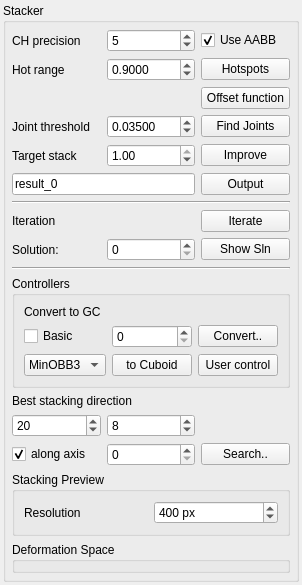
This is Stacker/StackerWidget.ui in HonghuaLi/stacker as Qt 5 draws it before an edit. The edited form follows.
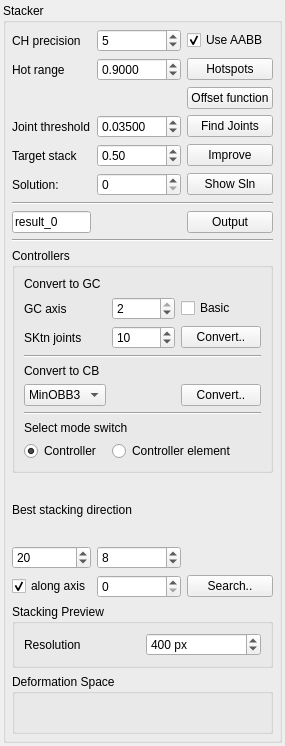
This is the edited form.

What changed in the file:
```diff
--- a/Stacker/StackerWidget.ui
+++ b/Stacker/StackerWidget.ui
@@ -6,8 +6,8 @@
    <rect>
     <x>0</x>
     <y>0</y>
-    <width>271</width>
-    <height>536</height>
+    <width>272</width>
+    <height>746</height>
    </rect>
   </property>
   <property name="sizePolicy">
@@ -110,103 +110,6 @@
         </property>
        </widget>
       </item>
-      <item row="11" column="0">
-       <widget class="QLabel" name="label_4">
-        <property name="text">
-         <string>Iteration</string>
-        </property>
-       </widget>
-      </item>
-      <item row="12" column="2">
-       <widget class="QPushButton" name="solutionButton">
-        <property name="text">
-         <string>Show Sln</string>
-        </property>
-       </widget>
-      </item>
-      <item row="12" column="1">
-       <widget class="QSpinBox" name="hsID">
-        <property name="maximum">
-         <number>10000</number>
-        </property>
-       </widget>
-      </item>
-      <item row="12" column="0">
-       <widget class="QLabel" name="label_5">
-        <property name="text">
-         <string>Solution:</string>
-        </property>
-       </widget>
-      </item>
-      <item row="17" column="0" colspan="3">
-       <widget class="QGroupBox" name="controllersPanel">
-        <property name="title">
-         <string>Controllers</string>
-        </property>
-        <property name="flat">
-         <bool>false</bool>
-        </property>
-        <layout class="QGridLayout" name="gridLayout_2">
-         <item row="1" column="0">
-          <widget class="QLabel" name="convertGCLabel">
-           <property name="text">
-            <string>Convert to GC</string>
-           </property>
-          </widget>
-         </item>
-         <item row="2" column="3">
-          <widget class="QPushButton" name="convertToGC">
-           <property name="text">
-            <string>Convert..</string>
-           </property>
-          </widget>
-         </item>
-         <item row="3" column="3">
-          <widget class="QPushButton" name="userControl">
-           <property name="text">
-            <string>User control</string>
-           </property>
-          </widget>
-         </item>
-         <item row="2" column="0">
-          <widget class="QCheckBox" name="basicFitGC">
-           <property name="text">
-            <string>Basic</string>
-           </property>
-          </widget>
-         </item>
-         <item row="2" column="1">
-          <widget class="QSpinBox" name="convertGcAxis"/>
-         </item>
-         <item row="3" column="1">
-          <widget class="QPushButton" name="convertToCuboid">
-           <property name="text">
-            <string>to Cuboid</string>
-           </property>
-          </widget>
-         </item>
-         <item row="3" column="0">
-          <widget class="QComboBox" name="cuboidMethod">
-           <item>
-            <property name="text">
-             <string>MinOBB3</string>
-            </property>
-           </item>
-           <item>
-            <property name="text">
-             <string>OBB</string>
-            </property>
-           </item>
-           <item>
-            <property name="text">
-             <string>OBB2</string>
-            </property>
-           </item>
-          </widget>
-         </item>
-        </layout>
-       </widget>
-      </item>
       <item row="22" column="0" colspan="3">
        <widget class="QGroupBox" name="controllerDeformerPanel">
         <property name="title">
@@ -226,7 +129,7 @@
          <double>0.010000000000000</double>
         </property>
         <property name="value">
-         <double>1.000000000000000</double>
+         <double>0.500000000000000</double>
         </property>
        </widget>
       </item>
@@ -244,20 +147,6 @@
         </property>
        </widget>
       </item>
-      <item row="9" column="0" colspan="3">
-       <widget class="Line" name="line">
-        <property name="orientation">
-         <enum>Qt::Horizontal</enum>
-        </property>
-       </widget>
-      </item>
-      <item row="11" column="2">
-       <widget class="QPushButton" name="iterateButton">
-        <property name="text">
-         <string>Iterate</string>
-        </property>
-       </widget>
-      </item>
       <item row="5" column="2">
        <widget class="QPushButton" name="findJointsButton">
         <property name="text">
@@ -324,20 +213,6 @@
         </property>
        </widget>
       </item>
-      <item row="7" column="2">
-       <widget class="QPushButton" name="outputButton">
-        <property name="text">
-         <string>Output</string>
-        </property>
-       </widget>
-      </item>
-      <item row="7" column="0" colspan="2">
-       <widget class="QLineEdit" name="outputFileName">
-        <property name="text">
-         <string>result_0</string>
-        </property>
-       </widget>
-      </item>
       <item row="18" column="0" colspan="3">
        <widget class="QLabel" name="label_6">
         <property name="text">
@@ -405,6 +280,186 @@
         </property>
        </widget>
       </item>
+      <item row="9" column="0" colspan="3">
+       <widget class="Line" name="line">
+        <property name="orientation">
+         <enum>Qt::Horizontal</enum>
+        </property>
+       </widget>
+      </item>
+      <item row="12" column="0">
+       <widget class="QLineEdit" name="outputFileName">
+        <property name="text">
+         <string>result_0</string>
+        </property>
+       </widget>
+      </item>
+      <item row="12" column="2">
+       <widget class="QPushButton" name="outputButton">
+        <property name="text">
+         <string>Output</string>
+        </property>
+       </widget>
+      </item>
+      <item row="7" column="0">
+       <widget class="QLabel" name="label_5">
+        <property name="text">
+         <string>Solution:</string>
+        </property>
+       </widget>
+      </item>
+      <item row="7" column="1">
+       <widget class="QSpinBox" name="hsID">
+        <property name="maximum">
+         <number>10000</number>
+        </property>
+       </widget>
+      </item>
+      <item row="7" column="2">
+       <widget class="QPushButton" name="solutionButton">
+        <property name="text">
+         <string>Show Sln</string>
+        </property>
+       </widget>
+      </item>
+      <item row="17" column="0" colspan="3">
+       <widget class="QGroupBox" name="controllersPanel">
+        <property name="title">
+         <string>Controllers</string>
+        </property>
+        <property name="flat">
+         <bool>false</bool>
+        </property>
+        <layout class="QGridLayout" name="gridLayout_2">
+         <item row="1" column="0">
+          <widget class="QLabel" name="convertGCLabel">
+           <property name="text">
+            <string>Convert to GC</string>
+           </property>
+          </widget>
+         </item>
+         <item row="3" column="1" colspan="2">
+          <widget class="QSpinBox" name="convertGcAxis">
+           <property name="maximum">
+            <number>2</number>
+           </property>
+           <property name="value">
+            <number>2</number>
+           </property>
+          </widget>
+         </item>
+         <item row="7" column="0">
+          <widget class="QLabel" name="label_4">
+           <property name="text">
+            <string>Convert to CB</string>
+           </property>
+          </widget>
+         </item>
+         <item row="9" column="3">
+          <widget class="QPushButton" name="convertToCuboid">
+           <property name="text">
+            <string>Convert..</string>
+           </property>
+          </widget>
+         </item>
+         <item row="9" column="0">
+          <widget class="QComboBox" name="cuboidMethod">
+           <item>
+            <property name="text">
+             <string>MinOBB3</string>
+            </property>
+           </item>
+           <item>
+            <property name="text">
+             <string>OBB</string>
+            </property>
+           </item>
+           <item>
+            <property name="text">
+             <string>OBB2</string>
+            </property>
+           </item>
+          </widget>
+         </item>
+         <item row="11" column="0" colspan="2">
+          <widget class="QLabel" name="label_7">
+           <property name="text">
+            <string>Select mode switch</string>
+           </property>
+          </widget>
+         </item>
+         <item row="12" column="0">
+          <widget class="QRadioButton" name="radioController">
+           <property name="text">
+            <string>Controller</string>
+           </property>
+           <property name="checked">
+            <bool>true</bool>
+           </property>
+          </widget>
+         </item>
+         <item row="12" column="1" colspan="3">
+          <widget class="QRadioButton" name="radioControllerElement">
+           <property name="text">
+            <string>Controller element</string>
+           </property>
+          </widget>
+         </item>
+         <item row="5" column="0">
+          <widget class="QLabel" name="label_9">
+           <property name="text">
+            <string>SKtn joints</string>
+           </property>
+          </widget>
+         </item>
+         <item row="3" column="0">
+          <widget class="QLabel" name="label_8">
+           <property name="text">
+            <string>GC axis</string>
+           </property>
+          </widget>
+         </item>
+         <item row="3" column="3">
+          <widget class="QCheckBox" name="basicFitGC">
+           <property name="text">
+            <string>Basic</string>
+           </property>
+          </widget>
+         </item>
+         <item row="6" column="0" colspan="4">
+          <widget class="Line" name="line_3">
+           <property name="orientation">
+            <enum>Qt::Horizontal</enum>
+           </property>
+          </widget>
+         </item>
+         <item row="5" column="3">
+          <widget class="QPushButton" name="convertToGC">
+           <property name="text">
+            <string>Convert..</string>
+           </property>
+          </widget>
+         </item>
+         <item row="10" column="0" colspan="4">
+          <widget class="Line" name="line_4">
+           <property name="orientation">
+            <enum>Qt::Horizontal</enum>
+           </property>
+          </widget>
+         </item>
+         <item row="5" column="1" colspan="2">
+          <widget class="QSpinBox" name="skeletonJoints">
+           <property name="singleStep">
+            <number>2</number>
+           </property>
+           <property name="value">
+            <number>10</number>
+           </property>
+          </widget>
+         </item>
+        </layout>
+       </widget>
+      </item>
      </layout>
     </widget>
    </item>
```
Left out of the diff: 2 changed lines with no effect on the pictures.
